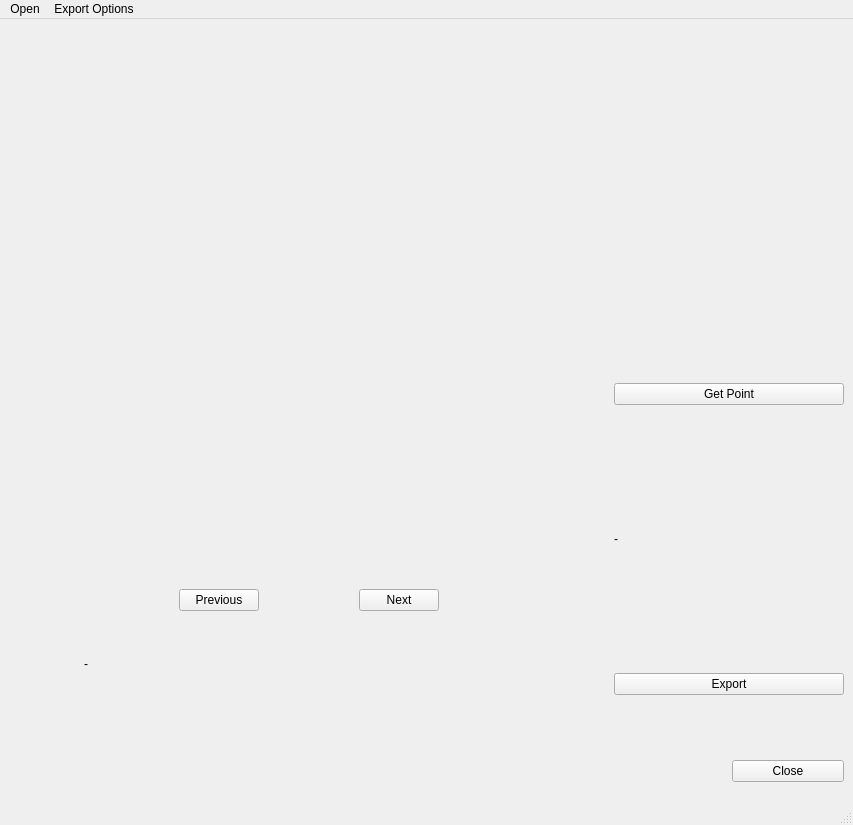
Old version of the form LabelFZ.ui in the repository JSotres/labelFZ.
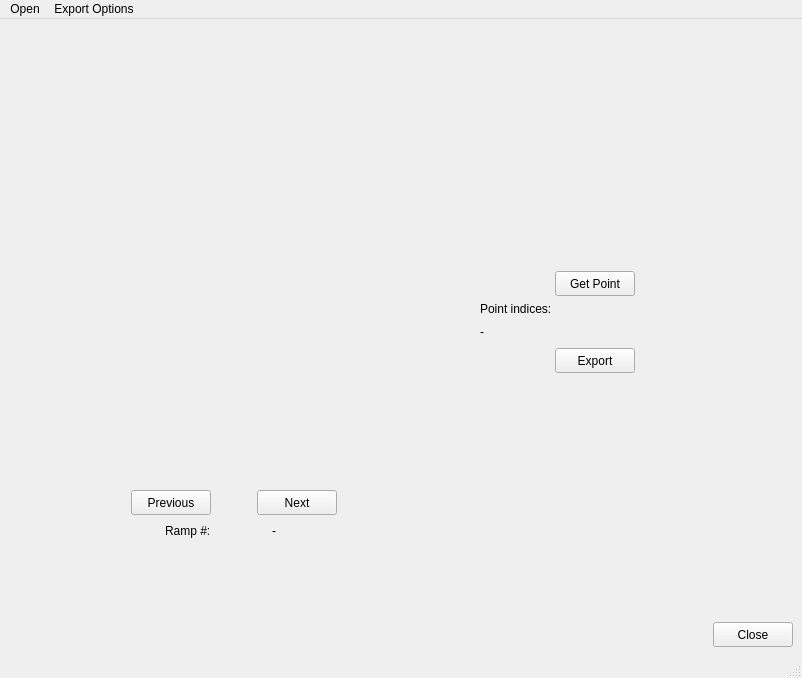
New version of the form. Custom widgets are drawn as their Qt base class.

```diff
--- a/LabelFZ.ui
+++ b/LabelFZ.ui
@@ -6,8 +6,8 @@
    <rect>
     <x>0</x>
     <y>0</y>
-    <width>853</width>
-    <height>825</height>
+    <width>802</width>
+    <height>678</height>
    </rect>
   </property>
   <property name="windowTitle">
@@ -15,126 +15,8 @@
   </property>
   <widget class="QWidget" name="centralwidget">
    <layout class="QGridLayout" name="gridLayout">
-    <item row="7" column="3" colspan="2">
-     <widget class="QPushButton" name="exportPushButton">
-      <property name="text">
-       <string>Export</string>
-      </property>
-     </widget>
-    </item>
-    <item row="0" column="0">
-     <spacer name="horizontalSpacer">
-      <property name="orientation">
-       <enum>Qt::Horizontal</enum>
-      </property>
-      <property name="sizeHint" stdset="0">
-       <size>
-        <width>63</width>
-        <height>20</height>
-       </size>
-      </property>
-     </spacer>
-    </item>
-    <item row="4" column="3" colspan="2">
-     <spacer name="verticalSpacer_2">
-      <property name="orientation">
-       <enum>Qt::Vertical</enum>
-      </property>
-      <property name="sizeHint" stdset="0">
-       <size>
-        <width>20</width>
-        <height>109</height>
-       </size>
-      </property>
-     </spacer>
-    </item>
-    <item row="6" column="3" colspan="2">
-     <spacer name="verticalSpacer_3">
-      <property name="orientation">
-       <enum>Qt::Vertical</enum>
-      </property>
-      <property name="sizeHint" stdset="0">
-       <size>
-        <width>20</width>
-        <height>109</height>
-       </size>
-      </property>
-     </spacer>
-    </item>
-    <item row="0" column="3" colspan="2">
-     <spacer name="verticalSpacer_13">
-      <property name="orientation">
-       <enum>Qt::Vertical</enum>
-      </property>
-      <property name="sizeHint" stdset="0">
-       <size>
-        <width>20</width>
-        <height>109</height>
-       </size>
-      </property>
-     </spacer>
-    </item>
-    <item row="9" column="2" rowspan="2">
-     <spacer name="horizontalSpacer_2">
-      <property name="orientation">
-       <enum>Qt::Horizontal</enum>
-      </property>
-      <property name="sizeHint" stdset="0">
-       <size>
-        <width>62</width>
-        <height>20</height>
-       </size>
-      </property>
-     </spacer>
-    </item>
-    <item row="3" column="3" colspan="2">
-     <widget class="QPushButton" name="getPointPushButton">
-      <property name="text">
-       <string>Get Point</string>
-      </property>
-     </widget>
-    </item>
-    <item row="5" column="3" colspan="2">
-     <widget class="QLabel" name="label">
-      <property name="minimumSize">
-       <size>
-        <width>230</width>
-        <height>20</height>
-       </size>
-      </property>
-      <property name="text">
-       <string>-</string>
-      </property>
-     </widget>
-    </item>
-    <item row="8" column="3" rowspan="2" colspan="2">
-     <spacer name="verticalSpacer_4">
-      <property name="orientation">
-       <enum>Qt::Vertical</enum>
-      </property>
-      <property name="sizeHint" stdset="0">
-       <size>
-        <width>20</width>
-        <height>40</height>
-       </size>
-      </property>
-     </spacer>
-    </item>
-    <item row="0" column="1" rowspan="14">
-     <layout class="QVBoxLayout" name="verticalLayout_3">
-      <item>
-       <spacer name="verticalSpacer_11">
-        <property name="orientation">
-         <enum>Qt::Vertical</enum>
-        </property>
-        <property name="sizeHint" stdset="0">
-         <size>
-          <width>20</width>
-          <height>40</height>
-         </size>
-        </property>
-       </spacer>
-      </item>
+    <item row="0" column="0" rowspan="2">
+     <layout class="QVBoxLayout" name="verticalLayout_2">
       <item>
        <widget class="mplwidget1plot" name="MplWidget" native="true">
         <property name="minimumSize">
@@ -146,7 +28,7 @@
        </widget>
       </item>
       <item>
-       <spacer name="verticalSpacer_10">
+       <spacer name="verticalSpacer_2">
         <property name="orientation">
          <enum>Qt::Vertical</enum>
         </property>
@@ -159,71 +41,141 @@
        </spacer>
       </item>
       <item>
-       <layout class="QVBoxLayout" name="verticalLayout_2">
+       <layout class="QHBoxLayout" name="horizontalLayout_3">
         <item>
-         <spacer name="verticalSpacer_7">
+         <spacer name="horizontalSpacer_5">
           <property name="orientation">
-           <enum>Qt::Vertical</enum>
+           <enum>Qt::Horizontal</enum>
           </property>
           <property name="sizeHint" stdset="0">
            <size>
-            <width>20</width>
-            <height>40</height>
+            <width>40</width>
+            <height>20</height>
            </size>
           </property>
          </spacer>
         </item>
         <item>
-         <layout class="QHBoxLayout" name="horizontalLayout">
+         <layout class="QVBoxLayout" name="verticalLayout">
           <item>
-           <spacer name="horizontalSpacer_5">
+           <spacer name="verticalSpacer">
             <property name="orientation">
-             <enum>Qt::Horizontal</enum>
+             <enum>Qt::Vertical</enum>
             </property>
             <property name="sizeHint" stdset="0">
              <size>
-              <width>40</width>
-              <height>20</height>
+              <width>20</width>
+              <height>40</height>
              </size>
             </property>
            </spacer>
           </item>
           <item>
-           <widget class="QPushButton" name="previousPushButton">
-            <property name="text">
-             <string>Previous</string>
-            </property>
-           </widget>
+           <layout class="QHBoxLayout" name="horizontalLayout_2">
+            <item>
+             <widget class="QPushButton" name="previousPushButton">
+              <property name="minimumSize">
+               <size>
+                <width>80</width>
+                <height>25</height>
+               </size>
+              </property>
+              <property name="maximumSize">
+               <size>
+                <width>80</width>
+                <height>25</height>
+               </size>
+              </property>
+              <property name="text">
+               <string>Previous</string>
+              </property>
+             </widget>
+            </item>
+            <item>
+             <spacer name="horizontalSpacer_3">
+              <property name="orientation">
+               <enum>Qt::Horizontal</enum>
+              </property>
+              <property name="sizeHint" stdset="0">
+               <size>
+                <width>40</width>
+                <height>20</height>
+               </size>
+              </property>
+             </spacer>
+            </item>
+            <item>
+             <widget class="QPushButton" name="nextPushButton">
+              <property name="minimumSize">
+               <size>
+                <width>80</width>
+                <height>25</height>
+               </size>
+              </property>
+              <property name="maximumSize">
+               <size>
+                <width>80</width>
+                <height>25</height>
+               </size>
+              </property>
+              <property name="text">
+               <string>Next</string>
+              </property>
+             </widget>
+            </item>
+           </layout>
           </item>
           <item>
-           <spacer name="horizontalSpacer_3">
-            <property name="orientation">
-             <enum>Qt::Horizontal</enum>
-            </property>
-            <property name="sizeHint" stdset="0">
-             <size>
-              <width>40</width>
-              <height>20</height>
-             </size>
-            </property>
-           </spacer>
+           <layout class="QHBoxLayout" name="horizontalLayout">
+            <item>
+             <widget class="QLabel" name="label_2">
+              <property name="minimumSize">
+               <size>
+                <width>67</width>
+                <height>17</height>
+               </size>
+              </property>
+              <property name="maximumSize">
+               <size>
+                <width>67</width>
+                <height>17</height>
+               </size>
+              </property>
+              <property name="text">
+               <string>Ramp #:</string>
+              </property>
+             </widget>
+            </item>
+            <item>
+             <widget class="QLabel" name="idxLabel">
+              <property name="minimumSize">
+               <size>
+                <width>30</width>
+                <height>20</height>
+               </size>
+              </property>
+              <property name="maximumSize">
+               <size>
+                <width>30</width>
+                <height>20</height>
+               </size>
+              </property>
+              <property name="text">
+               <string>-</string>
+              </property>
+             </widget>
+            </item>
+           </layout>
           </item>
           <item>
-           <widget class="QPushButton" name="nextPushButton">
-            <property name="text">
-             <string>Next</string>
-            </property>
-           </widget>
-          </item>
-          <item>
-           <spacer name="horizontalSpacer_4">
+           <spacer name="verticalSpacer_3">
             <property name="orientation">
-             <enum>Qt::Horizontal</enum>
+             <enum>Qt::Vertical</enum>
             </property>
             <property name="sizeHint" stdset="0">
              <size>
-              <width>40</width>
-              <height>20</height>
+              <width>20</width>
+              <height>40</height>
              </size>
             </property>
            </spacer>
@@ -231,8 +183,58 @@
          </layout>
         </item>
         <item>
-         <spacer name="verticalSpacer_8">
+         <spacer name="horizontalSpacer_4">
           <property name="orientation">
+           <enum>Qt::Horizontal</enum>
+          </property>
+          <property name="sizeHint" stdset="0">
+           <size>
+            <width>40</width>
+            <height>20</height>
+           </size>
+          </property>
+         </spacer>
+        </item>
+       </layout>
+      </item>
+      <item>
+       <spacer name="verticalSpacer_4">
+        <property name="orientation">
+         <enum>Qt::Vertical</enum>
+        </property>
+        <property name="sizeHint" stdset="0">
+         <size>
+          <width>20</width>
+          <height>40</height>
+         </size>
+        </property>
+       </spacer>
+      </item>
+     </layout>
+    </item>
+    <item row="0" column="1" colspan="2">
+     <layout class="QHBoxLayout" name="horizontalLayout_6">
+      <item>
+       <spacer name="horizontalSpacer_2">
+        <property name="orientation">
+         <enum>Qt::Horizontal</enum>
+        </property>
+        <property name="sizeType">
+         <enum>QSizePolicy::Fixed</enum>
+        </property>
+        <property name="sizeHint" stdset="0">
+         <size>
+          <width>13</width>
+          <height>20</height>
+         </size>
+        </property>
+       </spacer>
+      </item>
+      <item>
+       <layout class="QVBoxLayout" name="verticalLayout_4">
+        <item>
+         <spacer name="verticalSpacer_6">
+          <property name="orientation">
            <enum>Qt::Vertical</enum>
           </property>
           <property name="sizeHint" stdset="0">
@@ -244,14 +246,80 @@
          </spacer>
         </item>
         <item>
-         <widget class="QLabel" name="idxLabel">
-          <property name="text">
-           <string>-</string>
-          </property>
-         </widget>
+         <layout class="QHBoxLayout" name="horizontalLayout_5">
+          <item>
+           <widget class="QPushButton" name="getPointPushButton">
+            <property name="minimumSize">
+             <size>
+              <width>80</width>
+              <height>25</height>
+             </size>
+            </property>
+            <property name="maximumSize">
+             <size>
+              <width>80</width>
+              <height>25</height>
+             </size>
+            </property>
+            <property name="text">
+             <string>Get Point</string>
+            </property>
+           </widget>
+          </item>
+         </layout>
         </item>
         <item>
-         <spacer name="verticalSpacer_9">
+         <layout class="QVBoxLayout" name="verticalLayout_3">
+          <item>
+           <widget class="QLabel" name="label_3">
+            <property name="text">
+             <string>Point indices:</string>
+            </property>
+           </widget>
+          </item>
+          <item>
+           <widget class="QLabel" name="label">
+            <property name="minimumSize">
+             <size>
+              <width>230</width>
+              <height>20</height>
+             </size>
+            </property>
+            <property name="text">
+             <string>-</string>
+            </property>
+            <property name="alignment">
+             <set>Qt::AlignLeading|Qt::AlignLeft|Qt::AlignVCenter</set>
+            </property>
+           </widget>
+          </item>
+         </layout>
+        </item>
+        <item>
+         <layout class="QHBoxLayout" name="horizontalLayout_4">
+          <item>
+           <widget class="QPushButton" name="exportPushButton">
+            <property name="minimumSize">
+             <size>
+              <width>80</width>
+              <height>25</height>
+             </size>
+            </property>
+            <property name="maximumSize">
+             <size>
+              <width>80</width>
+              <height>25</height>
+             </size>
+            </property>
+            <property name="text">
+             <string>Export</string>
+            </property>
+           </widget>
+          </item>
+         </layout>
+        </item>
+        <item>
+         <spacer name="verticalSpacer_5">
           <property name="orientation">
            <enum>Qt::Vertical</enum>
           </property>
@@ -265,49 +333,48 @@
         </item>
        </layout>
       </item>
-      <item>
-       <spacer name="verticalSpacer_12">
-        <property name="orientation">
-         <enum>Qt::Vertical</enum>
-        </property>
-        <property name="sizeHint" stdset="0">
-         <size>
-          <width>20</width>
-          <height>40</height>
-         </size>
-        </property>
-       </spacer>
-      </item>
      </layout>
     </item>
-    <item row="1" column="3" colspan="2">
-     <spacer name="verticalSpacer_6">
+    <item row="0" column="3">
+     <spacer name="horizontalSpacer">
       <property name="orientation">
-       <enum>Qt::Vertical</enum>
+       <enum>Qt::Horizontal</enum>
       </property>
       <property name="sizeHint" stdset="0">
        <size>
-        <width>20</width>
-        <height>109</height>
+        <width>71</width>
+        <height>20</height>
        </size>
       </property>
      </spacer>
     </item>
-    <item row="2" column="3" colspan="2">
-     <spacer name="verticalSpacer">
+    <item row="1" column="1">
+     <spacer name="horizontalSpacer_9">
       <property name="orientation">
-       <enum>Qt::Vertical</enum>
+       <enum>Qt::Horizontal</enum>
       </property>
       <property name="sizeHint" stdset="0">
        <size>
-        <width>20</width>
-        <height>110</height>
+        <width>246</width>
+        <height>20</height>
        </size>
       </property>
      </spacer>
     </item>
-    <item row="11" column="4">
+    <item row="1" column="2" colspan="2">
      <widget class="QPushButton" name="closePushButton">
+      <property name="minimumSize">
+       <size>
+        <width>80</width>
+        <height>25</height>
+       </size>
+      </property>
+      <property name="maximumSize">
+       <size>
+        <width>80</width>
+        <height>25</height>
+       </size>
+      </property>
       <property name="text">
        <string>Close</string>
       </property>
@@ -320,7 +387,7 @@
     <rect>
      <x>0</x>
      <y>0</y>
-     <width>853</width>
+     <width>802</width>
      <height>22</height>
     </rect>
    </property>
```
